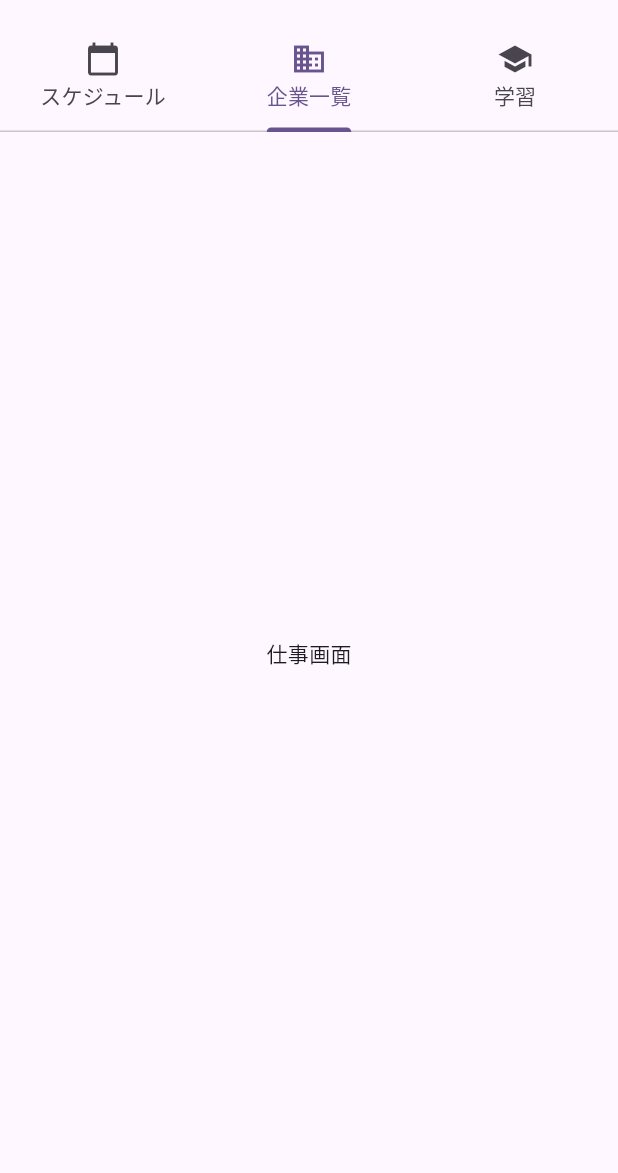
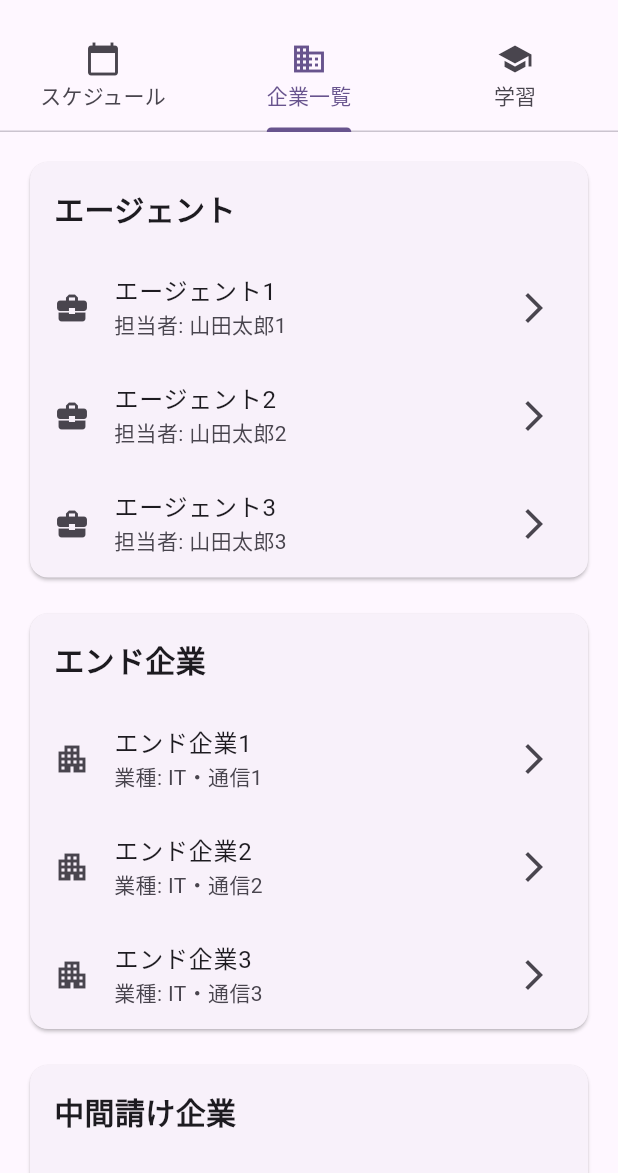
Before and after one commit to XEBSYSTEM/pocketbookforfreelance, a Flutter app: the screen it shows after launch, tab 2 chosen, on a phone screen of 412 x 824 dp, the part 63-1236 px from its top. Run offline on Flutter 3.47's test engine with Material 3 defaults, Android fonts, the light colour scheme and no system bars; our stand-ins replace table_calendar.

Commit message:
feat: 企業一覧画面の実装
- エージェントリストの追加
- エンド企業リストの追加
- 中間請け企業リストの追加
- 各リストにサンプルデータを表示
- カード形式でリストを表示し、視認性を向上

```diff
--- a/lib/main.dart
+++ b/lib/main.dart
@@ -43,11 +43,130 @@ class MyHomePage extends StatelessWidget {
         body: TabBarView(
           children: [
             ScheduleTab(),
-            const Center(child: Text('仕事画面')),
+            CompanyListTab(),
             const Center(child: Text('学習画面')),
           ],
         ),
       ),
+    );
+  }
+}
+
+class CompanyListTab extends StatelessWidget {
+  const CompanyListTab({super.key});
+
+  @override
+  Widget build(BuildContext context) {
+    return ListView(
+      padding: const EdgeInsets.all(16),
+      children: [
+        // エージェントリスト
+        Card(
+          child: Column(
+            crossAxisAlignment: CrossAxisAlignment.start,
+            children: [
+              const Padding(
+                padding: EdgeInsets.all(16),
+                child: Text(
+                  'エージェント',
+                  style: TextStyle(
+                    fontSize: 20,
+                    fontWeight: FontWeight.bold,
+                  ),
+                ),
+              ),
+              ListView.builder(
+                shrinkWrap: true,
+                physics: const NeverScrollableScrollPhysics(),
+                itemCount: 3, // サンプルデータ
+                itemBuilder: (context, index) {
+                  return ListTile(
+                    leading: const Icon(Icons.business_center),
+                    title: Text('エージェント${index + 1}'),
+                    subtitle: Text('担当者: 山田太郎${index + 1}'),
+                    trailing: const Icon(Icons.arrow_forward_ios),
+                    onTap: () {
+                      // TODO: エージェント詳細画面へ遷移
+                    },
+                  );
+                },
+              ),
+            ],
+          ),
+        ),
+        const SizedBox(height: 16),
+
+        // エンド企業リスト
+        Card(
+          child: Column(
+            crossAxisAlignment: CrossAxisAlignment.start,
+            children: [
+              const Padding(
+                padding: EdgeInsets.all(16),
+                child: Text(
+                  'エンド企業',
+                  style: TextStyle(
+                    fontSize: 20,
+                    fontWeight: FontWeight.bold,
+                  ),
+                ),
+              ),
+              ListView.builder(
+                shrinkWrap: true,
+                physics: const NeverScrollableScrollPhysics(),
+                itemCount: 3, // サンプルデータ
+                itemBuilder: (context, index) {
+                  return ListTile(
+                    leading: const Icon(Icons.apartment),
+                    title: Text('エンド企業${index + 1}'),
+                    subtitle: Text('業種: IT・通信${index + 1}'),
+                    trailing: const Icon(Icons.arrow_forward_ios),
+                    onTap: () {
+                      // TODO: エンド企業詳細画面へ遷移
+                    },
+                  );
+                },
+              ),
+            ],
+          ),
+        ),
+        const SizedBox(height: 16),
+
+        // 中間請け企業リスト
+        Card(
+          child: Column(
+            crossAxisAlignment: CrossAxisAlignment.start,
+            children: [
+              const Padding(
+                padding: EdgeInsets.all(16),
+                child: Text(
+                  '中間請け企業',
+                  style: TextStyle(
+                    fontSize: 20,
+                    fontWeight: FontWeight.bold,
+                  ),
+                ),
+              ),
+              ListView.builder(
+                shrinkWrap: true,
+                physics: const NeverScrollableScrollPhysics(),
+                itemCount: 3, // サンプルデータ
+                itemBuilder: (context, index) {
+                  return ListTile(
+                    leading: const Icon(Icons.business),
+                    title: Text('中間請け企業${index + 1}'),
+                    subtitle: Text('所在地: 東京都${index + 1}'),
+                    trailing: const Icon(Icons.arrow_forward_ios),
+                    onTap: () {
+                      // TODO: 中間請け企業詳細画面へ遷移
+                    },
+                  );
+                },
+              ),
+            ],
+          ),
+        ),
+      ],
     );
   }
 }
```
